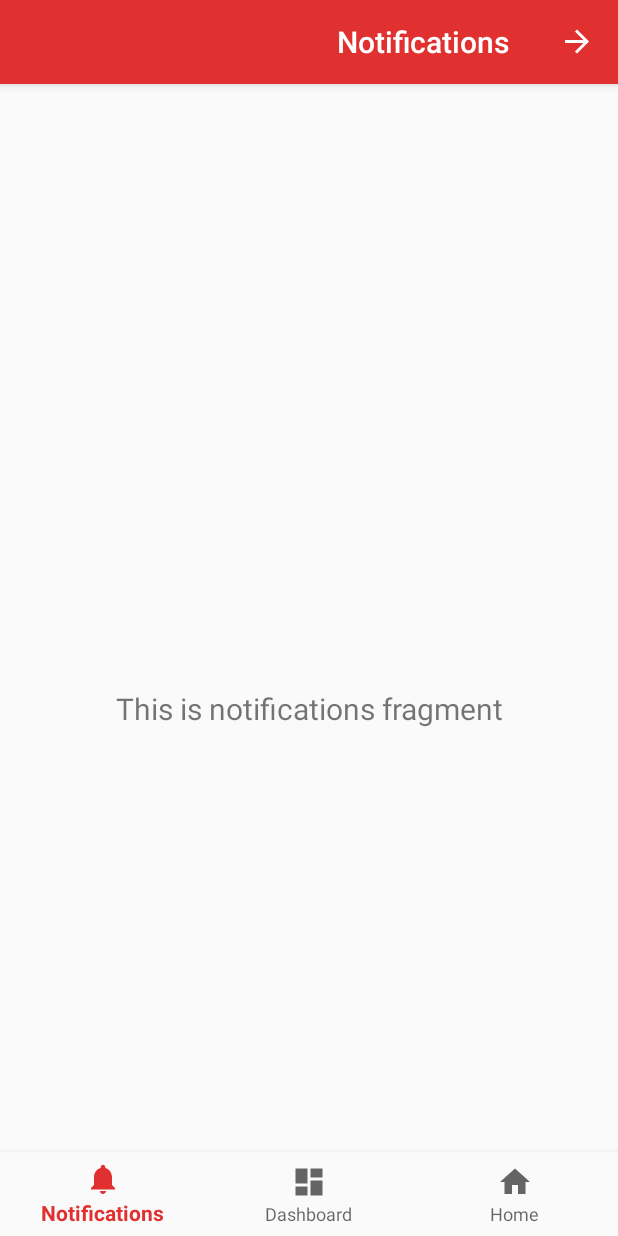
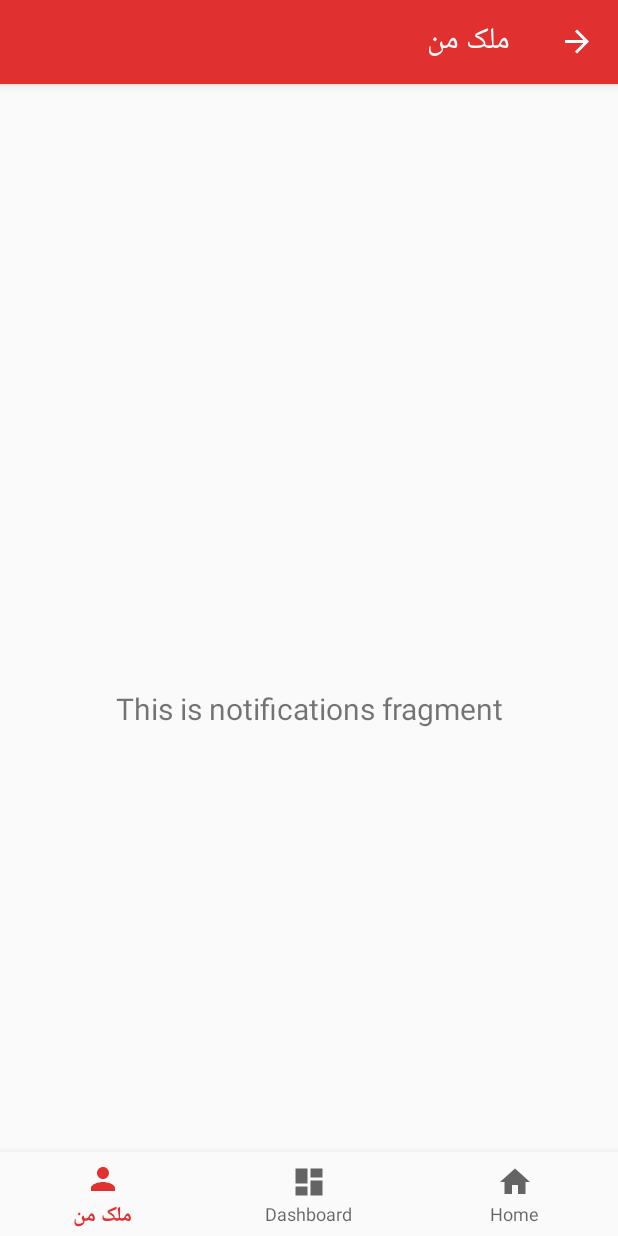
Before and after one commit to jalaldgr/real_estate_app, an Android app: the AboutUsFragment screen opened through its navigation route, on a phone screen of 412 x 824 dp. Run offline under Robolectric (Android 15) with nearby library versions, the phone set to English and light mode, and no system bars; our stand-ins replace navigation-ui.

Commit message:
change AboutUs Fragment

```diff
--- a/app/src/main/java/ir/hamedanmelk/hamedanmelk/ui/notifications/NotificationsFragment.java
+++ b/app/src/main/java/ir/hamedanmelk/hamedanmelk/ui/aboutus/AboutUsFragment.java
@@ -1,4 +1,4 @@
-package ir.hamedanmelk.hamedanmelk.ui.notifications;
+package ir.hamedanmelk.hamedanmelk.ui.aboutus;
 
 import android.os.Bundle;
 import android.view.LayoutInflater;
@@ -12,17 +12,17 @@ import androidx.lifecycle.Observer;
 import androidx.lifecycle.ViewModelProviders;
 import ir.hamedanmelk.hamedanmelk.R;
 
-public class NotificationsFragment extends Fragment {
+public class AboutUsFragment extends Fragment {
 
-    private NotificationsViewModel notificationsViewModel;
+    private AboutUsViewModel aboutUsViewModel;
 
     public View onCreateView(@NonNull LayoutInflater inflater,
             ViewGroup container, Bundle savedInstanceState) {
-        notificationsViewModel =
-                ViewModelProviders.of(this).get(NotificationsViewModel.class);
-        View root = inflater.inflate(R.layout.fragment_notifications, container, false);
+        aboutUsViewModel =
+                ViewModelProviders.of(this).get(AboutUsViewModel.class);
+        View root = inflater.inflate(R.layout.fragment_aboutus, container, false);
         final TextView textView = root.findViewById(R.id.text_notifications);
-        notificationsViewModel.getText().observe(getViewLifecycleOwner(), new Observer<String>() {
+        aboutUsViewModel.getText().observe(getViewLifecycleOwner(), new Observer<String>() {
             @Override
             public void onChanged(@Nullable String s) {
                 textView.setText(s);
--- a/app/src/main/java/ir/hamedanmelk/hamedanmelk/ui/notifications/NotificationsViewModel.java
+++ b/app/src/main/java/ir/hamedanmelk/hamedanmelk/ui/aboutus/AboutUsViewModel.java
@@ -1,14 +1,14 @@
-package ir.hamedanmelk.hamedanmelk.ui.notifications;
+package ir.hamedanmelk.hamedanmelk.ui.aboutus;
 
 import androidx.lifecycle.LiveData;
 import androidx.lifecycle.MutableLiveData;
 import androidx.lifecycle.ViewModel;
 
-public class NotificationsViewModel extends ViewModel {
+public class AboutUsViewModel extends ViewModel {
 
     private MutableLiveData<String> mText;
 
-    public NotificationsViewModel() {
+    public AboutUsViewModel() {
         mText = new MutableLiveData<>();
         mText.setValue("This is notifications fragment");
     }
--- /dev/null
+++ b/app/src/main/res/drawable/ic_person_black_24.xml
@@ -0,0 +1,10 @@
+<vector xmlns:android="http://schemas.android.com/apk/res/android"
+    android:width="24dp"
+    android:height="24dp"
+    android:viewportWidth="24"
+    android:viewportHeight="24"
+    android:tint="?attr/colorControlNormal">
+  <path
+      android:fillColor="@android:color/white"
+      android:pathData="M12,12c2.21,0 4,-1.79 4,-4s-1.79,-4 -4,-4 -4,1.79 -4,4 1.79,4 4,4zM12,14c-2.67,0 -8,1.34 -8,4v2h16v-2c0,-2.66 -5.33,-4 -8,-4z"/>
+</vector>
--- a/app/src/main/res/layout/fragment_notifications.xml
+++ b/app/src/main/res/layout/fragment_aboutus.xml
@@ -6,7 +6,7 @@
     android:layout_width="match_parent"
     android:layout_height="match_parent"
     android:layoutDirection="rtl"
-    tools:context=".ui.notifications.NotificationsFragment" >
+    tools:context=".ui.aboutus.AboutUsFragment">
 
     <TextView
         android:id="@+id/text_notifications"
@@ -20,5 +20,5 @@
         app:layout_constraintEnd_toEndOf="parent"
         app:layout_constraintStart_toStartOf="parent"
         app:layout_constraintTop_toTopOf="parent"
-        app:layout_constraintBottom_toBottomOf="parent" />
+        app:layout_constraintBottom_toBottomOf="parent"/>
 </androidx.constraintlayout.widget.ConstraintLayout>
--- a/app/src/main/res/menu/bottom_nav_menu.xml
+++ b/app/src/main/res/menu/bottom_nav_menu.xml
@@ -12,8 +12,8 @@
         android:title="@string/title_dashboard"/>
 
     <item
-        android:id="@+id/navigation_notifications"
-        android:icon="@drawable/ic_notifications_black_24dp"
-        android:title="@string/title_notifications"/>
+        android:id="@+id/navigation_aboutus"
+        android:icon="@drawable/ic_person_black_24"
+        android:title="@string/title_aboutus"/>
 
 </menu>
--- a/app/src/main/res/navigation/mobile_navigation.xml
+++ b/app/src/main/res/navigation/mobile_navigation.xml
@@ -18,8 +18,8 @@
         tools:layout="@layout/fragment_dashboard" />
 
     <fragment
-        android:id="@+id/navigation_notifications"
-        android:name="ir.hamedanmelk.hamedanmelk.ui.notifications.NotificationsFragment"
-        android:label="@string/title_notifications"
-        tools:layout="@layout/fragment_notifications" />
+        android:id="@+id/navigation_aboutus"
+        android:name="ir.hamedanmelk.hamedanmelk.ui.aboutus.AboutUsFragment"
+        android:label="@string/title_aboutus"
+        tools:layout="@layout/fragment_aboutus" />
 </navigation>
--- a/app/src/main/res/values/strings.xml
+++ b/app/src/main/res/values/strings.xml
@@ -2,5 +2,5 @@
     <string name="app_name">همدان ملک</string>
     <string name="title_home">Home</string>
     <string name="title_dashboard">Dashboard</string>
-    <string name="title_notifications">Notifications</string>
+    <string name="title_aboutus">ملک من</string>
 </resources>
```
